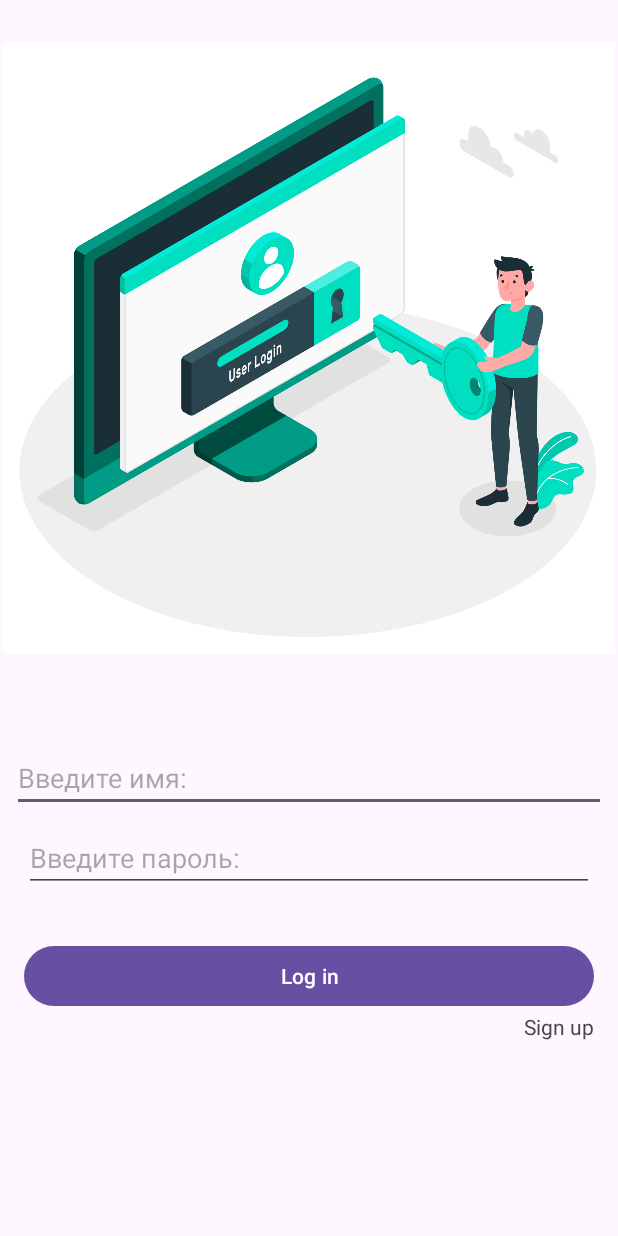
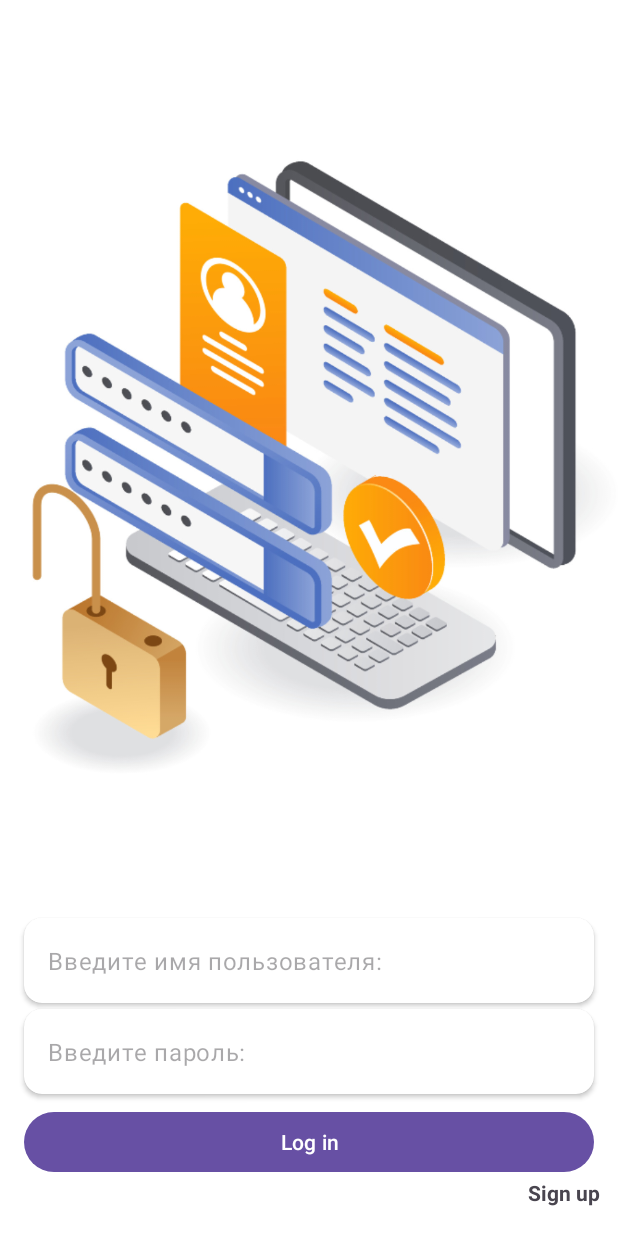
Before and after one commit to Roma12344321/MyPosts, an Android app: the screen it shows after launch (LogInActivity), on a phone screen of 412 x 824 dp. Run offline under Robolectric (Android 15) with nearby library versions, the phone set to English and light mode, and no system bars; our stand-ins replace Dagger/Hilt's generated code, Room's generated code; 1 statement that could not run was skipped.

```diff
--- a/app/src/main/java/com/dev/myposts/presentation/activity/LogInActivity.kt
+++ b/app/src/main/java/com/dev/myposts/presentation/activity/LogInActivity.kt
@@ -39,7 +39,7 @@ class LogInActivity : AppCompatActivity() {
         }
         binding.buttonLogIn.setOnClickListener {
             val name = binding.editTextUserName.text.toString()
-            val password = binding.editTextTextPassword.text.toString()
+            val password = binding.editTextPassword.text.toString()
             viewModel.logIn(name,password)
         }
         binding.textViewSighUp.setOnClickListener {
--- a/app/src/main/java/com/dev/myposts/presentation/viewModel/MainViewModel.kt
+++ b/app/src/main/java/com/dev/myposts/presentation/viewModel/MainViewModel.kt
@@ -75,7 +75,11 @@ class MainViewModel @Inject constructor(
 
     fun register(userName: String, email: String, password: String) {
         scope.launch {
-            _isRegistered.value = registerUseCase.register(userName, email, password)
+            try {
+                _isRegistered.value = registerUseCase.register(userName, email, password)
+            } catch (_: Exception) {
+                _isRegistered.value = false
+            }
         }
     }
 
--- a/app/src/main/res/layout/activity_log_in.xml
+++ b/app/src/main/res/layout/activity_log_in.xml
@@ -1,65 +1,76 @@
 <?xml version="1.0" encoding="utf-8"?>
-<androidx.constraintlayout.widget.ConstraintLayout xmlns:android="http://schemas.android.com/apk/res/android"
+<LinearLayout xmlns:android="http://schemas.android.com/apk/res/android"
     xmlns:app="http://schemas.android.com/apk/res-auto"
     xmlns:tools="http://schemas.android.com/tools"
     android:layout_width="match_parent"
     android:layout_height="match_parent"
+    android:orientation="vertical"
+    android:background="@color/white"
     tools:context=".presentation.activity.LogInActivity">
 
     <ImageView
-        android:id="@+id/imageView"
-        android:layout_width="408dp"
-        android:layout_height="464dp"
-        app:layout_constraintEnd_toEndOf="parent"
-        app:layout_constraintStart_toStartOf="parent"
-        app:layout_constraintTop_toTopOf="parent"
-        app:srcCompat="@drawable/loginimage" />
+        android:layout_width="match_parent"
+        android:layout_height="0dp"
+        android:layout_weight="2"
+        android:src="@drawable/dsadas" />
 
-    <EditText
-        android:id="@+id/editTextUserName"
+    <androidx.cardview.widget.CardView
         android:layout_width="match_parent"
         android:layout_height="wrap_content"
-        android:ems="10"
-        android:inputType="text"
-        android:layout_marginTop="32dp"
-        android:layout_marginStart="8dp"
-        android:layout_marginEnd="8dp"
-        android:hint="Введите имя:"
-        app:layout_constraintEnd_toEndOf="parent"
-        app:layout_constraintStart_toStartOf="parent"
-        app:layout_constraintTop_toBottomOf="@+id/imageView" />
+        android:layout_marginStart="16dp"
+        android:layout_marginEnd="16dp"
+        android:layout_marginBottom="4dp"
+        android:elevation="10dp"
+        app:cardCornerRadius="12dp">
 
-    <EditText
-        android:id="@+id/editTextTextPassword"
+        <EditText
+            android:id="@+id/editTextUserName"
+            style="@style/Widget.Material3.AutoCompleteTextView.OutlinedBox"
+            android:layout_width="match_parent"
+            android:layout_height="wrap_content"
+            android:hint="Введите имя пользователя:"
+            android:inputType="text" />
+    </androidx.cardview.widget.CardView>
+
+    <androidx.cardview.widget.CardView
+        android:id="@+id/cardViewPassword"
         android:layout_width="match_parent"
         android:layout_height="wrap_content"
-        android:ems="10"
-        android:inputType="textPassword"
-        android:hint="Введите пароль:"
-        android:layout_marginTop="8dp"
         android:layout_marginStart="16dp"
         android:layout_marginEnd="16dp"
-        app:layout_constraintEnd_toEndOf="parent"
-        app:layout_constraintStart_toStartOf="parent"
-        app:layout_constraintTop_toBottomOf="@+id/editTextUserName" />
+        android:elevation="10dp"
+        app:cardCornerRadius="12dp">
+
+        <EditText
+            android:id="@+id/editTextPassword"
+            style="@style/Widget.Material3.AutoCompleteTextView.OutlinedBox"
+            android:layout_width="match_parent"
+            android:layout_height="wrap_content"
+            android:ems="14"
+            android:hint="Введите пароль:"
+            android:inputType="textPassword" />
+    </androidx.cardview.widget.CardView>
 
     <Button
         android:id="@+id/buttonLogIn"
         android:layout_width="match_parent"
         android:layout_height="wrap_content"
-        android:text="Log in"
-        android:layout_marginTop="32dp"
         android:layout_marginStart="16dp"
+        android:layout_marginTop="8dp"
         android:layout_marginEnd="16dp"
-        app:layout_constraintEnd_toEndOf="parent"
-        app:layout_constraintStart_toStartOf="parent"
-        app:layout_constraintTop_toBottomOf="@+id/editTextTextPassword" />
+        android:ems="13"
+        android:text="Log in" />
 
     <TextView
         android:id="@+id/textViewSighUp"
-        android:layout_width="wrap_content"
+        android:layout_width="match_parent"
         android:layout_height="wrap_content"
+        android:layout_marginEnd="12dp"
         android:text="Sign up"
-        app:layout_constraintEnd_toEndOf="@+id/buttonLogIn"
-        app:layout_constraintTop_toBottomOf="@+id/buttonLogIn" />
-</androidx.constraintlayout.widget.ConstraintLayout>
+        android:textAlignment="textEnd"
+        android:textStyle="bold" />
+    <TextView
+        android:layout_width="match_parent"
+        android:layout_height="wrap_content"
+        />
+</LinearLayout>
--- a/app/src/main/res/layout/post_item.xml
+++ b/app/src/main/res/layout/post_item.xml
@@ -38,7 +38,9 @@
             android:id="@+id/textViewContent"
             android:layout_width="match_parent"
             android:layout_height="match_parent"
-            tools:text="Content"/>
+            tools:text="Content"
+            android:layout_marginStart="12dp"
+            android:layout_marginEnd="12dp"/>
     </LinearLayout>
 
 </androidx.cardview.widget.CardView>
```
Also changed, not shown: app/src/main/res/drawable/dsadas.png (added), app/src/main/res/drawable/login.jpg (added).
